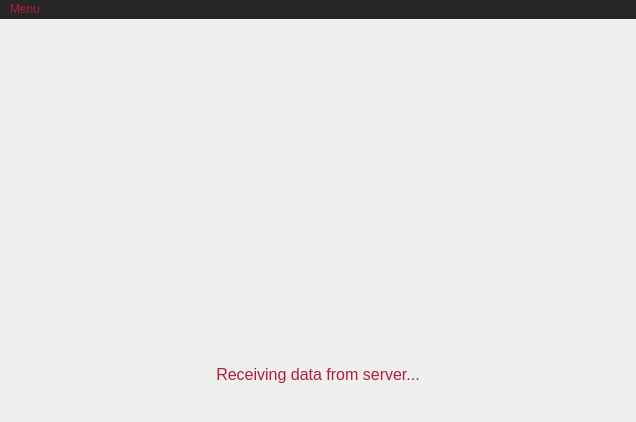
Above: QT GUI Aion Hack/QtGuiApplication1.ui from AyserJamshidi/QT-GUI-Aion-Hack before the change. Below: the same form after it.
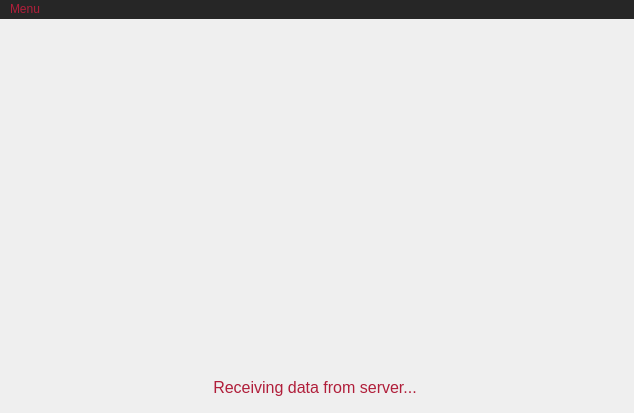
That is the form after the change. The open tabs and pages were chosen to show the change.

```diff
--- a/QT GUI Aion Hack/QtGuiApplication1.ui
+++ b/QT GUI Aion Hack/QtGuiApplication1.ui
@@ -10,10 +10,28 @@
    <rect>
     <x>0</x>
     <y>0</y>
-    <width>636</width>
-    <height>422</height>
+    <width>634</width>
+    <height>413</height>
    </rect>
   </property>
+  <property name="sizePolicy">
+   <sizepolicy hsizetype="Ignored" vsizetype="Ignored">
+    <horstretch>0</horstretch>
+    <verstretch>0</verstretch>
+   </sizepolicy>
+  </property>
+  <property name="minimumSize">
+   <size>
+    <width>634</width>
+    <height>413</height>
+   </size>
+  </property>
+  <property name="maximumSize">
+   <size>
+    <width>634</width>
+    <height>413</height>
+   </size>
+  </property>
   <property name="windowTitle">
    <string>Lmfaoown's Aion Hack</string>
   </property>
@@ -93,8 +111,8 @@
       <property name="geometry">
        <rect>
         <x>3</x>
-        <y>340</y>
-        <width>630</width>
+        <y>353</y>
+        <width>624</width>
         <height>31</height>
        </rect>
       </property>
@@ -123,8 +141,8 @@
     <rect>
      <x>0</x>
      <y>0</y>
-     <width>636</width>
-     <height>26</height>
+     <width>634</width>
+     <height>21</height>
     </rect>
    </property>
    <widget class="QMenu" name="menuNew">
```
Left out of the diff: 3 changed lines with no effect on the pictures.
